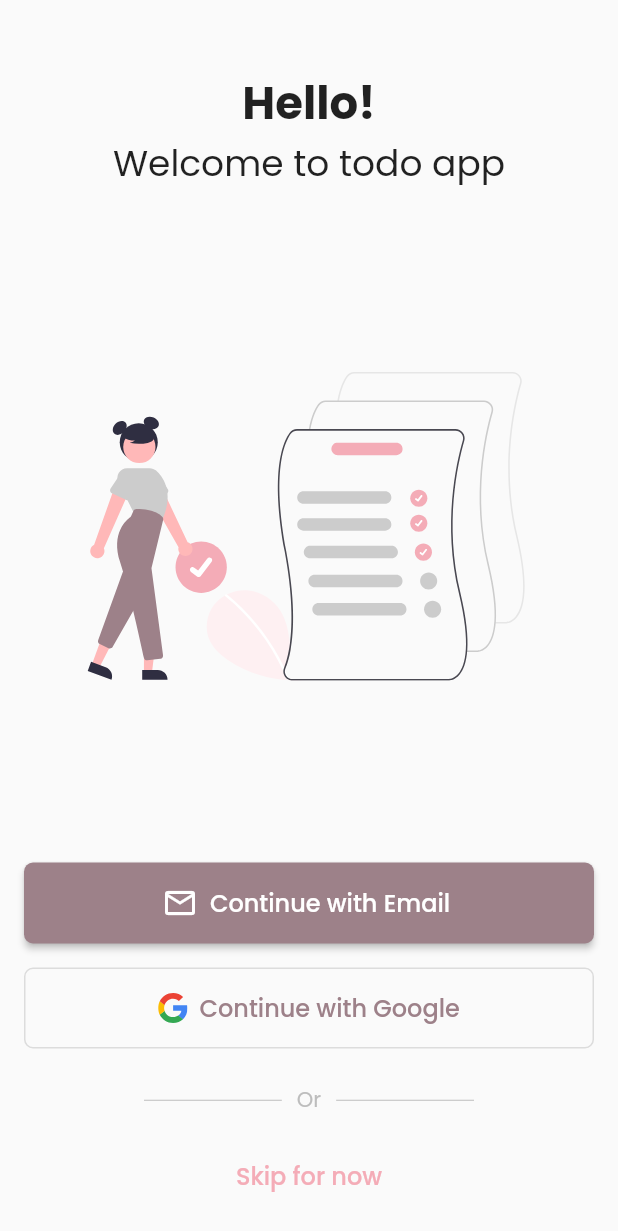
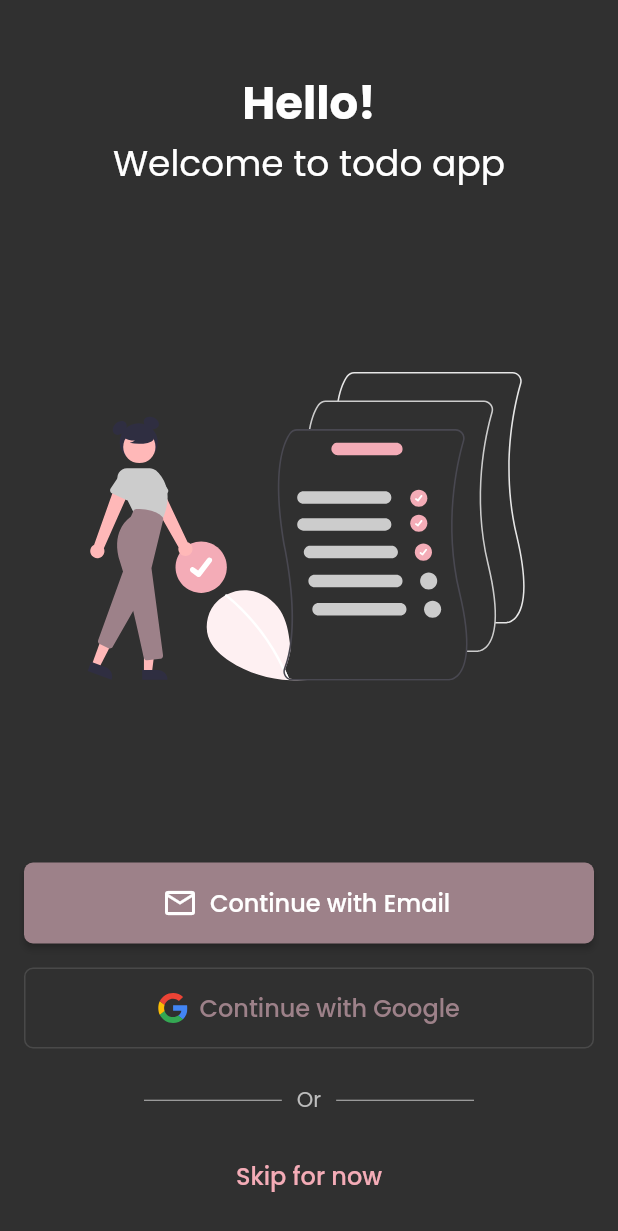
Before and after one commit to ReachPooja/todo, a Flutter app: the screen it shows after launch, on a phone screen of 412 x 824 dp. Shown: the top 1231 px of the screen. Run offline on Flutter 3.47's test engine with Material 2 defaults, Android fonts, the phone set to English and light mode, and no system bars; our stand-ins replace bloc, firebase_auth, flutter_bloc, flutter_svg, formz, get_it and 2 more; accounts and stored records are empty; generated files the repository leaves out were written again.

Commit message:
feat: dark theme

```diff
--- a/lib/app/view/app.dart
+++ b/lib/app/view/app.dart
@@ -10,7 +10,9 @@ class App extends StatelessWidget {
   @override
   Widget build(BuildContext context) {
     return MaterialApp(
+      themeMode: ThemeMode.dark,
       theme: AppTheme.ligthTheme,
+      darkTheme: AppTheme.darkTheme,
       debugShowCheckedModeBanner: false,
       localizationsDelegates: const [
         AppLocalizations.delegate,
--- a/lib/src/core/presentation/theme/app_theme.dart
+++ b/lib/src/core/presentation/theme/app_theme.dart
@@ -12,6 +12,18 @@ class AppTheme {
     textSelectionTheme: textSelectionTheme,
     inputDecorationTheme: inputDecorationTheme,
     colorScheme: ColorScheme.fromSwatch(
+      accentColor: AppColors.accentColor,
+    ),
+  );
+
+  static final darkTheme = ThemeData(
+    brightness: Brightness.dark,
+    primaryColor: AppColors.primaryColor,
+    fontFamily: 'Poppins',
+    textSelectionTheme: textSelectionTheme,
+    inputDecorationTheme: inputDecorationTheme,
+    colorScheme: ColorScheme.fromSwatch(
+      brightness: Brightness.dark,
       accentColor: AppColors.accentColor,
     ),
   );
```
